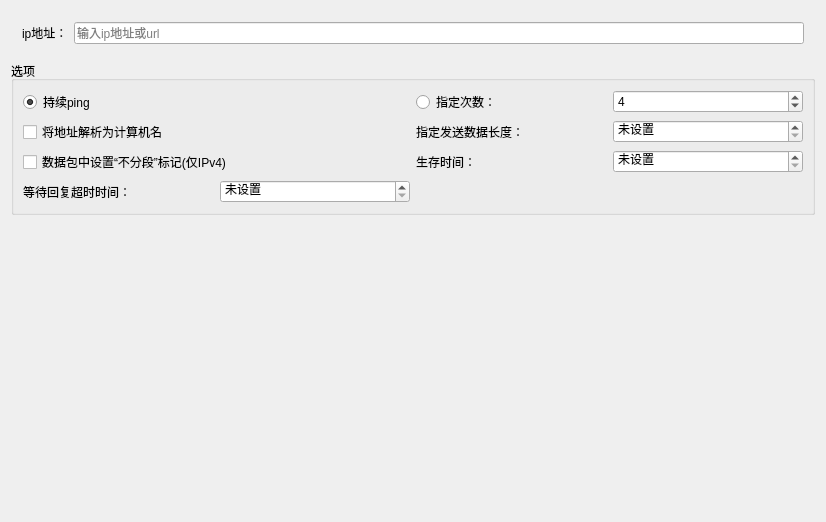
The window that src/EasyCmd/CmdEditors/PingCmdEditor.ui (doasyourself/EasyCmd) describes before a commit, drawn with Qt 5.
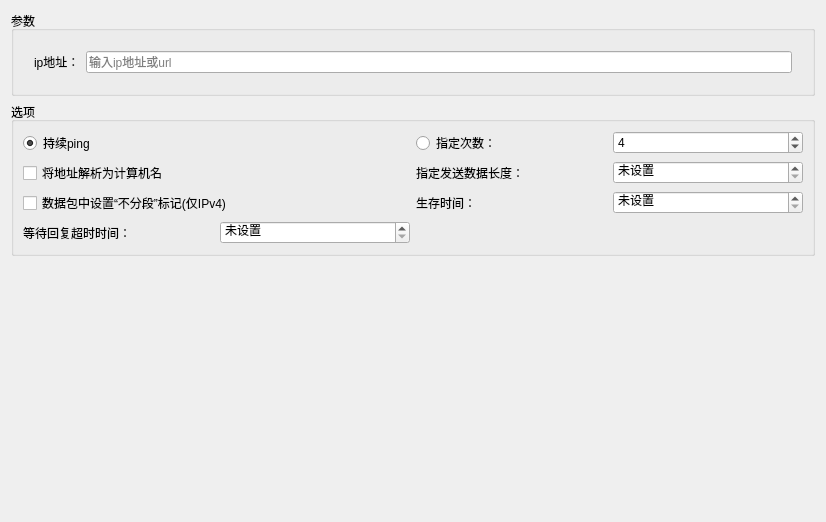
The same window after the commit.

The edit to the form file:
```diff
--- a/src/EasyCmd/CmdEditors/PingCmdEditor.ui
+++ b/src/EasyCmd/CmdEditors/PingCmdEditor.ui
@@ -15,6 +15,12 @@
   </property>
   <layout class="QVBoxLayout" name="verticalLayout">
    <item>
+    <widget class="QGroupBox" name="groupBox_2">
+     <property name="title">
+      <string>参数</string>
+     </property>
+     <layout class="QVBoxLayout" name="verticalLayout_3">
+      <item>
     <layout class="QHBoxLayout" name="horizontalLayout_2">
      <property name="leftMargin">
       <number>11</number>
@@ -49,6 +55,9 @@
       </widget>
      </item>
     </layout>
+      </item>
+     </layout>
+    </widget>
    </item>
    <item>
     <widget class="QGroupBox" name="groupBox">
```
Lines whose indentation alone changed are shown as unchanged.
